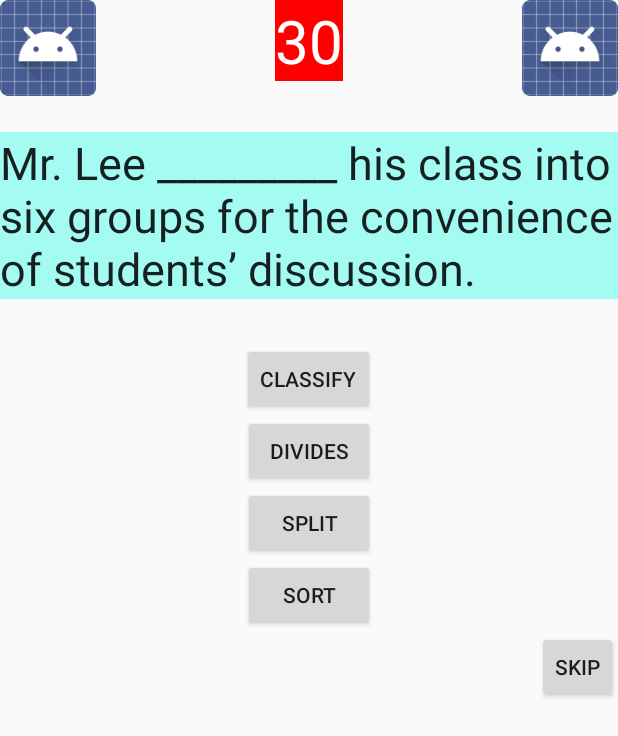
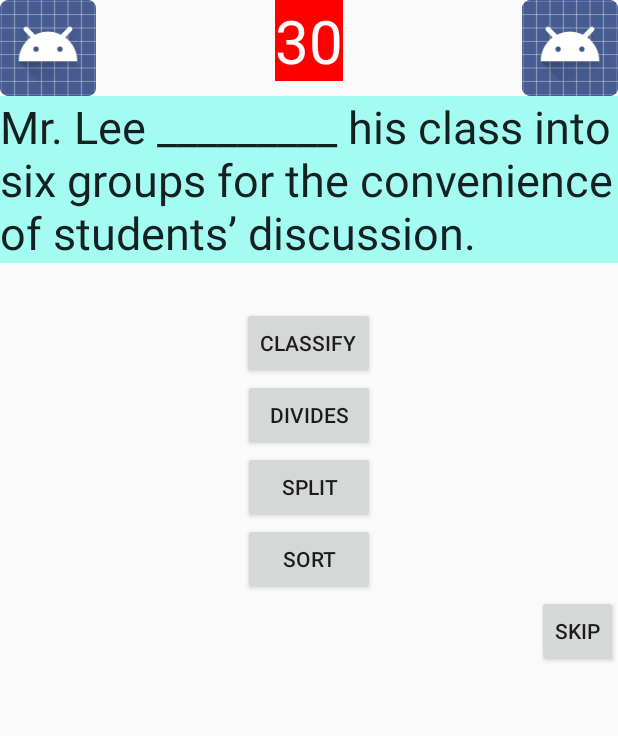
Before and after one commit to TzWenChen/know, an Android app: the layout multi_test.xml on its own in the app's theme, with its tools: preview values and no code run, on a phone screen of 412 x 824 dp. Shown: the top 736 px of the screen. Run offline under Robolectric (Android 15) with nearby library versions, the phone set to English and light mode, and no system bars.

Commit message:
Edit chronometer ID in single & test xml

```diff
--- a/app/src/main/res/layout/multi_test.xml
+++ b/app/src/main/res/layout/multi_test.xml
@@ -11,13 +11,10 @@
         android:id="@+id/multi_question"
         android:text="Mr. Lee _________ his class into six groups for the convenience of students’ discussion."
         android:textSize="30dp"
-        android:layout_below="@+id/chronometer"
-        android:layout_alignParentLeft="true"
-        android:layout_alignParentStart="true"
-        android:layout_marginTop="34dp"
-        android:layout_alignParentRight="true"
-        android:layout_alignParentEnd="true"
-        android:background="#a3fbf2" />
+        android:background="#a3fbf2"
+        android:layout_below="@+id/img_user"
+        android:layout_alignEnd="@+id/img_rival"
+        android:layout_alignParentStart="true" />
 
     <Button
         android:layout_width="wrap_content"
@@ -55,7 +52,7 @@
     <Chronometer
         android:layout_width="wrap_content"
         android:layout_height="wrap_content"
-        android:id="@+id/chronometer"
+        android:id="@+id/chronometer_multi"
         android:textSize="40dp"
         android:format="30"
         android:layout_alignParentTop="true"
--- a/app/src/main/res/layout/single_test.xml
+++ b/app/src/main/res/layout/single_test.xml
@@ -11,7 +11,7 @@
         android:id="@+id/single_question"
         android:text="Mr. Lee _________ his class into six groups for the convenience of students’ discussion."
         android:textSize="30dp"
-        android:layout_below="@+id/chronometer"
+        android:layout_below="@+id/chronometer_single"
         android:layout_alignParentLeft="true"
         android:layout_alignParentStart="true"
         android:layout_marginTop="34dp"
@@ -56,7 +56,7 @@
     <Chronometer
         android:layout_width="wrap_content"
         android:layout_height="wrap_content"
-        android:id="@+id/chronometer"
+        android:id="@+id/chronometer_single"
         android:textSize="40dp"
         android:format="30"
         android:layout_alignParentTop="true"
```
